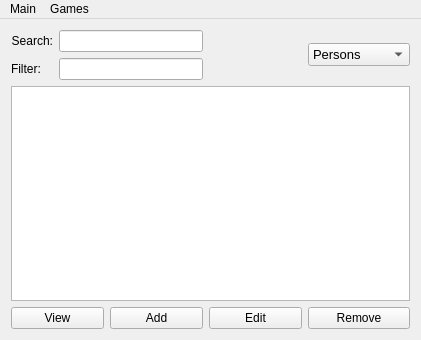
This is Skil3/mainwindow.ui in AlexanderJosep/skil-3 as Qt 5 draws it before an edit. The edited form follows.
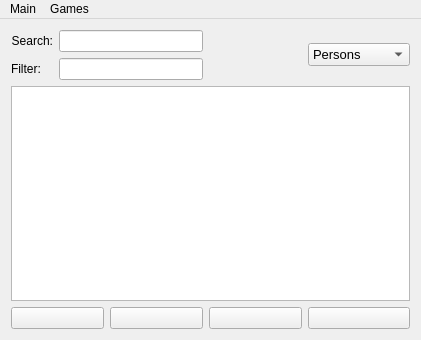
This is the edited form. Icons and pictures are not drawn.

The edit to the form file:
```diff
--- a/Skil3/mainwindow.ui
+++ b/Skil3/mainwindow.ui
@@ -28,7 +28,7 @@
        <string>&lt;html&gt;&lt;head/&gt;&lt;body&gt;&lt;p&gt;Add a entity..&lt;/p&gt;&lt;/body&gt;&lt;/html&gt;</string>
       </property>
       <property name="text">
-       <string>Add</string>
+       <string/>
       </property>
      </widget>
     </item>
@@ -38,7 +38,7 @@
        <cursorShape>PointingHandCursor</cursorShape>
       </property>
       <property name="text">
-       <string>Remove</string>
+       <string/>
       </property>
      </widget>
     </item>
@@ -48,7 +48,7 @@
        <cursorShape>PointingHandCursor</cursorShape>
       </property>
       <property name="text">
-       <string>Edit</string>
+       <string/>
       </property>
      </widget>
     </item>
@@ -58,7 +58,7 @@
        <cursorShape>PointingHandCursor</cursorShape>
       </property>
       <property name="text">
-       <string>View</string>
+       <string/>
       </property>
      </widget>
     </item>
```
